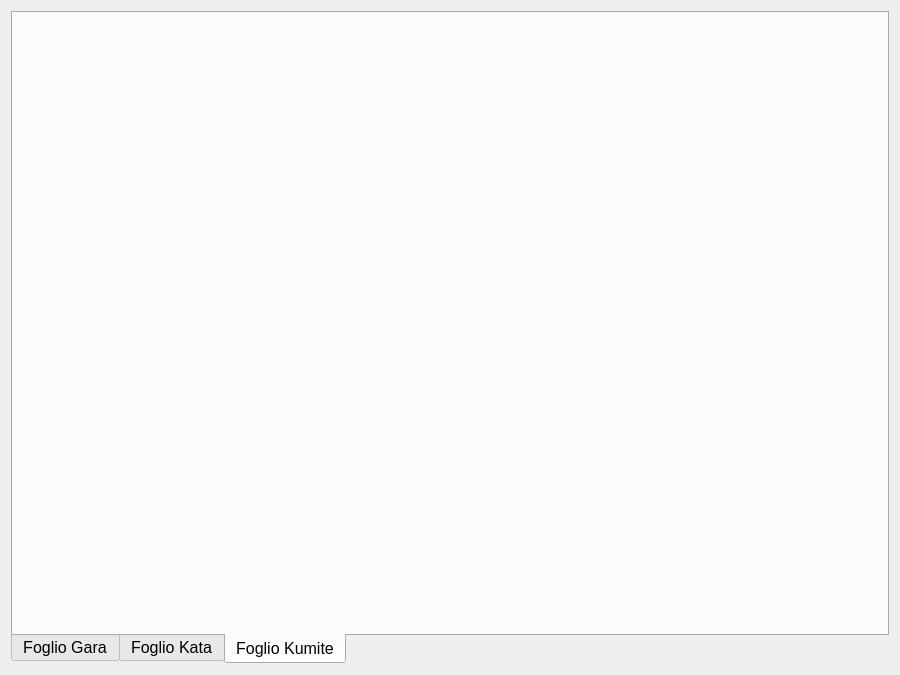
The window that gMainWidget.ui (GinoBogo/gKarate) describes before a commit, drawn with Qt 5.
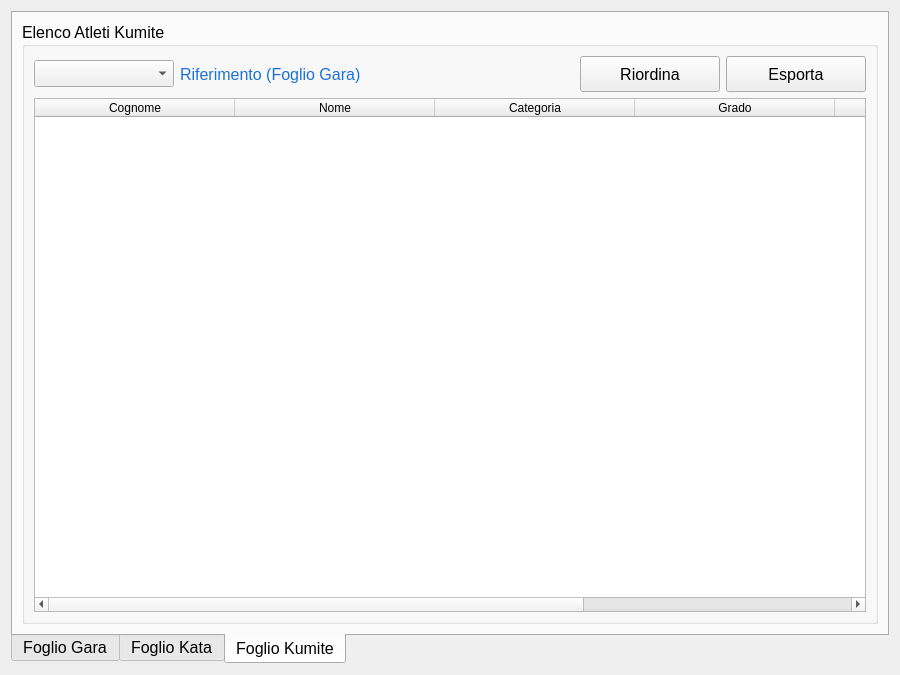
The same window after the commit. The open tabs and pages were chosen to show the change. Icons and pictures are not drawn. Custom widgets are drawn as their Qt base class.

```diff
--- a/gMainWidget.ui
+++ b/gMainWidget.ui
@@ -684,6 +684,176 @@
       <attribute name="title">
        <string>Foglio Kumite</string>
       </attribute>
+      <layout class="QHBoxLayout" name="horizontalLayout_6">
+       <item>
+        <widget class="QGroupBox" name="groupBox_people_kumite">
+         <property name="title">
+          <string>Elenco Atleti Kumite</string>
+         </property>
+         <layout class="QVBoxLayout" name="verticalLayout_2">
+          <item>
+           <layout class="QGridLayout" name="gridLayout_3">
+            <item row="0" column="2">
+             <widget class="QLabel" name="label_ReferenceKumite">
+              <property name="palette">
+               <palette>
+                <active>
+                 <colorrole role="WindowText">
+                  <brush brushstyle="SolidPattern">
+                   <color alpha="255">
+                    <red>28</red>
+                    <green>113</green>
+                    <blue>216</blue>
+                   </color>
+                  </brush>
+                 </colorrole>
+                </active>
+                <inactive>
+                 <colorrole role="WindowText">
+                  <brush brushstyle="SolidPattern">
+                   <color alpha="255">
+                    <red>28</red>
+                    <green>113</green>
+                    <blue>216</blue>
+                   </color>
+                  </brush>
+                 </colorrole>
+                </inactive>
+                <disabled/>
+               </palette>
+              </property>
+              <property name="text">
+               <string>Riferimento (Foglio Gara)</string>
+              </property>
+             </widget>
+            </item>
+            <item row="0" column="3">
+             <widget class="QPushButton" name="pushButton_ReorderKumite">
+              <property name="minimumSize">
+               <size>
+                <width>140</width>
+                <height>36</height>
+               </size>
+              </property>
+              <property name="maximumSize">
+               <size>
+                <width>140</width>
+                <height>36</height>
+               </size>
+              </property>
+              <property name="cursor">
+               <cursorShape>PointingHandCursor</cursorShape>
+              </property>
+              <property name="text">
+               <string>Riordina</string>
+              </property>
+              <property name="iconSize">
+               <size>
+                <width>32</width>
+                <height>32</height>
+               </size>
+              </property>
+             </widget>
+            </item>
+            <item row="0" column="1">
+             <widget class="QComboBox" name="comboBox_ReferenceKumite">
+              <property name="minimumSize">
+               <size>
+                <width>140</width>
+                <height>0</height>
+               </size>
+              </property>
+              <property name="maximumSize">
+               <size>
+                <width>140</width>
+                <height>16777215</height>
+               </size>
+              </property>
+             </widget>
+            </item>
+            <item row="0" column="4">
+             <widget class="QPushButton" name="pushButton_ExportKumite">
+              <property name="minimumSize">
+               <size>
+                <width>140</width>
+                <height>36</height>
+               </size>
+              </property>
+              <property name="maximumSize">
+               <size>
+                <width>140</width>
+                <height>36</height>
+               </size>
+              </property>
+              <property name="cursor">
+               <cursorShape>PointingHandCursor</cursorShape>
+              </property>
+              <property name="text">
+               <string>Esporta</string>
+              </property>
+              <property name="iconSize">
+               <size>
+                <width>32</width>
+                <height>32</height>
+               </size>
+              </property>
+             </widget>
+            </item>
+           </layout>
+          </item>
+          <item>
+           <widget class="gTableWidget" name="tableWidget_peopleKumite">
+            <attribute name="horizontalHeaderMinimumSectionSize">
+             <number>48</number>
+            </attribute>
+            <attribute name="horizontalHeaderDefaultSectionSize">
+             <number>200</number>
+            </attribute>
+            <attribute name="horizontalHeaderStretchLastSection">
+             <bool>false</bool>
+            </attribute>
+            <attribute name="verticalHeaderMinimumSectionSize">
+             <number>32</number>
+            </attribute>
+            <attribute name="verticalHeaderDefaultSectionSize">
+             <number>32</number>
+            </attribute>
+            <column>
+             <property name="text">
+              <string>Cognome</string>
+             </property>
+            </column>
+            <column>
+             <property name="text">
+              <string>Nome</string>
+             </property>
+            </column>
+            <column>
+             <property name="text">
+              <string>Categoria</string>
+             </property>
+            </column>
+            <column>
+             <property name="text">
+              <string>Grado</string>
+             </property>
+            </column>
+            <column>
+             <property name="text">
+              <string>Società</string>
+             </property>
+            </column>
+            <column>
+             <property name="text">
+              <string>Stile</string>
+             </property>
+            </column>
+           </widget>
+          </item>
+         </layout>
+        </widget>
+       </item>
+      </layout>
      </widget>
     </widget>
    </item>
```
Left out of the diff: 210 changed lines with no effect on the pictures.
